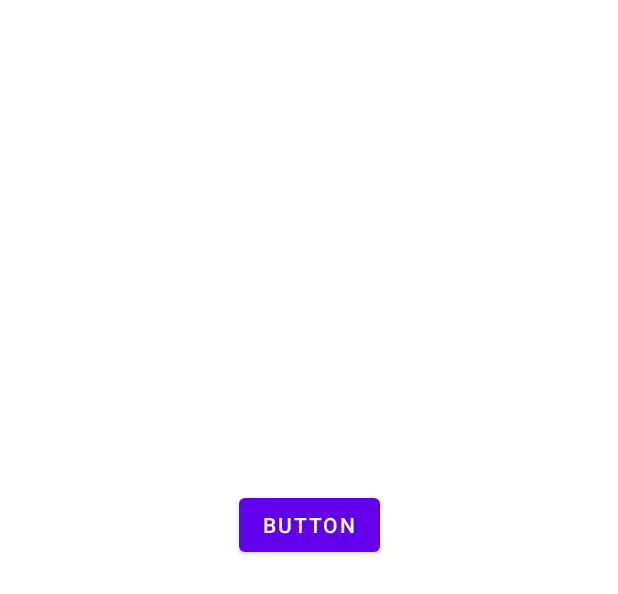
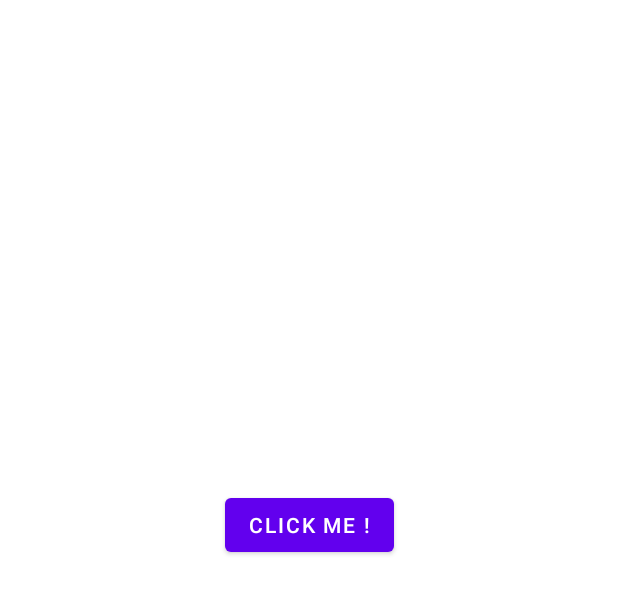
Before and after one commit to fathonix/WorkManagerDemo, an Android app: the layout activity_main.xml on its own in the app's theme, with its tools: preview values and no code run, on a phone screen of 412 x 824 dp. Shown: the top 594 px of the screen. Run offline under Robolectric (Android 15) with nearby library versions, the phone set to English and light mode, and no system bars.

Commit message:
add localzation

```diff
--- a/app/src/main/res/layout/activity_main.xml
+++ b/app/src/main/res/layout/activity_main.xml
@@ -19,7 +19,7 @@
         android:id="@+id/button"
         android:layout_width="wrap_content"
         android:layout_height="wrap_content"
-        android:text="Button"
+        android:text="@string/btn_name"
         app:layout_constraintBottom_toBottomOf="parent"
         app:layout_constraintEnd_toEndOf="parent"
         app:layout_constraintStart_toStartOf="parent"
--- a/app/src/main/res/values/strings.xml
+++ b/app/src/main/res/values/strings.xml
@@ -1,3 +1,4 @@
 <resources>
     <string name="app_name">WorkManagerDemo1</string>
+    <string name="btn_name">Click Me !</string>
 </resources>
```
Also changed, not shown: 1 other file.
